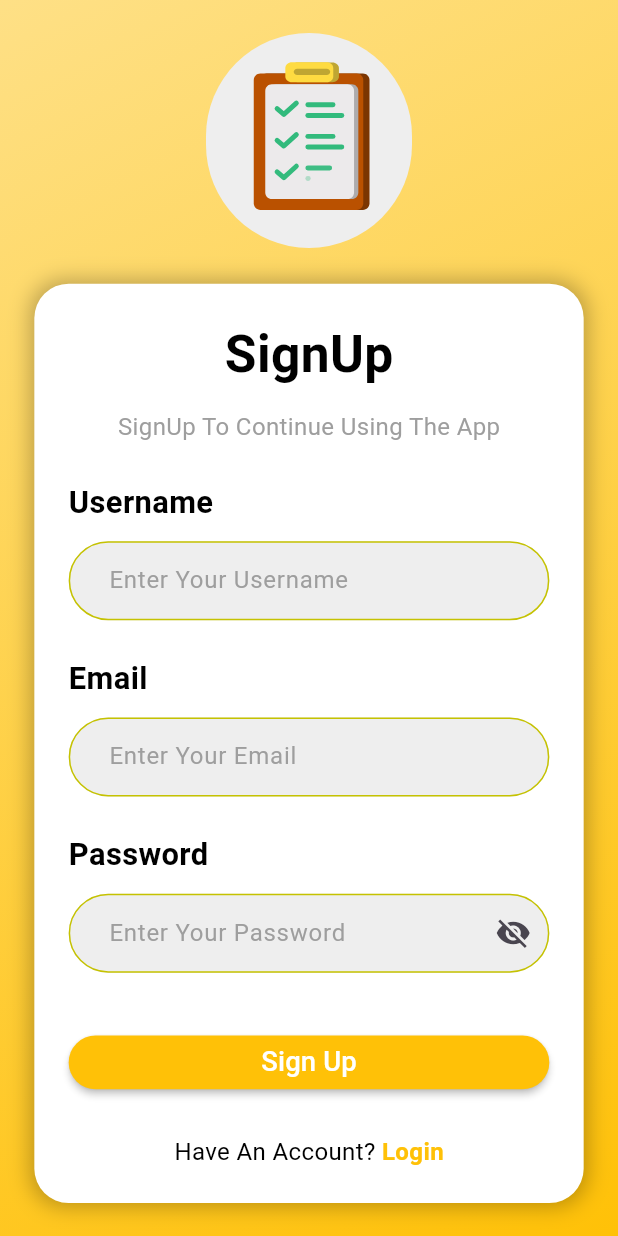
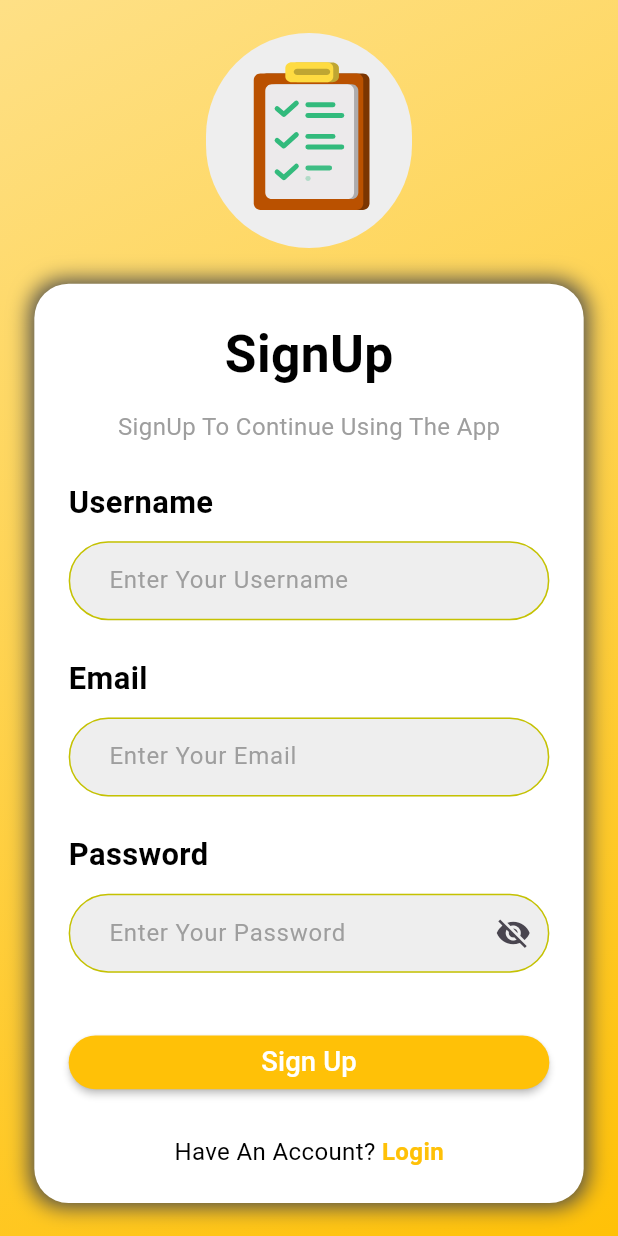
Before and after one commit to abdellahayoujil/flutter_firebase, a Flutter app: the SignUp screen opened by its route, on a phone screen of 412 x 824 dp. Run offline on Flutter 3.47's test engine with Material 3 defaults, Android fonts, the phone set to English and light mode, and no system bars; our stand-ins replace awesome_dialog, cloud_firestore, firebase_auth, firebase_core, flutter_screenutil, google_sign_in and 1 more; accounts and stored records are empty.

Commit message:
update designe ui

```diff
--- a/lib/Categoris/AddCategoris.dart
+++ b/lib/Categoris/AddCategoris.dart
@@ -1,7 +1,8 @@
+// ignore_for_file: file_names
+
 import 'package:cloud_firestore/cloud_firestore.dart';
 import 'package:firebase_auth/firebase_auth.dart';
 import 'package:firebase_flutter/components/custombuttonadd.dart';
-import 'package:firebase_flutter/components/custombuttonauth.dart';
 import 'package:firebase_flutter/components/customformfield.dart';
 import 'package:flutter/material.dart';
 
--- a/lib/Categoris/update.dart
+++ b/lib/Categoris/update.dart
@@ -1,6 +1,5 @@
 import 'package:cloud_firestore/cloud_firestore.dart';
 import 'package:firebase_flutter/components/custombuttonadd.dart';
-import 'package:firebase_flutter/components/custombuttonauth.dart';
 import 'package:firebase_flutter/components/customformfield.dart';
 import 'package:flutter/material.dart';
 
--- a/lib/auth/signup.dart
+++ b/lib/auth/signup.dart
@@ -27,7 +27,7 @@ class _SignUpState extends State<SignUp> {
       body: Container(
         decoration: const BoxDecoration(
           gradient: LinearGradient(
-            colors: [Color.fromARGB(255, 254, 224, 134), MyColors.myYellow],
+            colors: [MyColors.myYellowlight, MyColors.myYellow],
             begin: Alignment.topLeft,
             end: Alignment.bottomRight,
           ),
@@ -39,16 +39,16 @@ class _SignUpState extends State<SignUp> {
               child: Column(
                 mainAxisAlignment: MainAxisAlignment.center,
                 children: [
-                  CustomLogoAuth(),
+                  const CustomLogoAuth(),
                   SizedBox(height: 20.h),
                   Container(
                     padding: EdgeInsets.all(20.w),
                     decoration: BoxDecoration(
-                      color: Colors.white,
+                      color: MyColors.myWhite,
                       borderRadius: BorderRadius.circular(20.r),
                       boxShadow: [
                         BoxShadow(
-                          color: Colors.black26,
+                          color: MyColors.myblacklight,
                           blurRadius: 10.r,
                           spreadRadius: 2.r,
                         )
@@ -69,7 +69,7 @@ class _SignUpState extends State<SignUp> {
                           SizedBox(height: 10.h),
                           Center(
                             child: Text("SignUp To Continue Using The App",
-                                style: TextStyle(color: Colors.grey, fontSize: 14.sp)),
+                                style: TextStyle(color: MyColors.mygrey, fontSize: 14.sp)),
                           ),
                           SizedBox(height: 20.h),
                           Text("Username",
@@ -136,6 +136,7 @@ class _SignUpState extends State<SignUp> {
                                     password: password.text,
                                   );
                                   FirebaseAuth.instance.currentUser!.sendEmailVerification();
+                                  // ignore: use_build_context_synchronously
                                   Navigator.of(context).pushReplacementNamed("login");
                                 } on FirebaseAuthException catch (e) {
                                   String errorMessage;
@@ -147,6 +148,7 @@ class _SignUpState extends State<SignUp> {
                                     errorMessage = 'An unexpected error occurred: ${e.message}';
                                   }
                                   AwesomeDialog(
+                                    // ignore: use_build_context_synchronously
                                     context: context,
                                     dialogType: DialogType.error,
                                     animType: AnimType.rightSlide,
--- a/lib/components/CustomTextArea.dart
+++ b/lib/components/CustomTextArea.dart
@@ -37,7 +37,7 @@ class _CustomTextAreaState extends State<CustomTextArea> {
         cursorColor: MyColors.myYellowgrey,
         decoration: InputDecoration(
           hintText: widget.hinttext,
-          hintStyle: TextStyle(fontSize: 14.sp, color: Colors.grey),
+          hintStyle: TextStyle(fontSize: 14.sp, color: MyColors.mygrey),
           contentPadding: EdgeInsets.symmetric(
             vertical: 12.h,
             horizontal: 20.w,
--- a/lib/components/customformfield.dart
+++ b/lib/components/customformfield.dart
@@ -23,7 +23,7 @@ class CustomformfieldAdd extends StatelessWidget {
       cursorColor: MyColors.myYellowgrey,
         decoration: InputDecoration(
           hintText: hinttext,
-          hintStyle: TextStyle(fontSize: 14.sp, color: Colors.grey),
+          hintStyle: TextStyle(fontSize: 14.sp, color: MyColors.mygrey),
           contentPadding: EdgeInsets.symmetric(
             vertical: 12.h,
             horizontal: 20.w,
--- a/lib/components/textformfield.dart
+++ b/lib/components/textformfield.dart
@@ -19,6 +19,7 @@ class CustomTextForm extends StatefulWidget {
   });
 
   @override
+  // ignore: library_private_types_in_public_api
   _CustomTextFormState createState() => _CustomTextFormState();
 }
 
@@ -37,7 +38,7 @@ class _CustomTextFormState extends State<CustomTextForm> {
       selectionControls: MaterialTextSelectionControls(),
       decoration: InputDecoration(
         hintText: widget.hinttext,
-        hintStyle: TextStyle(fontSize: 14.sp, color: Colors.grey),
+        hintStyle: TextStyle(fontSize: 14.sp, color: MyColors.mygrey),
         contentPadding: EdgeInsets.symmetric(
           vertical: 12.h,
           horizontal: 20.w,
--- a/lib/constans.dart
+++ b/lib/constans.dart
@@ -2,8 +2,11 @@ import 'package:flutter/material.dart';
 
 class MyColors {
   static const Color myYellowgrey = Color.fromARGB(255, 197, 194, 1);
+  static const Color myYellowlight = Color.fromARGB(255, 254, 224, 134);
   static const Color myYellow = Color(0xffFFC107);
   static const Color myred = Color.fromARGB(255, 228, 34, 34);
   static const Color myWhite = Color.fromARGB(255, 255, 255, 255);
+  static const Color mygrey = Color.fromARGB(255, 158, 158, 158);
   static const Color myblack = Color.fromARGB(255, 0, 0, 0);
+  static const Color myblacklight = Color.fromARGB(255, 74, 74, 74);
 }
--- a/lib/main.dart
+++ b/lib/main.dart
@@ -25,7 +25,7 @@ class _MyAppState extends State<MyApp> {
   @override
   Widget build(BuildContext context) {
     return ScreenUtilInit(
-      designSize: const Size(360, 690), // Default design size
+      designSize: const Size(360, 690),
       minTextAdapt: true,
       splitScreenMode: true,
       builder: (_, child) {
--- a/lib/note/editnote.dart
+++ b/lib/note/editnote.dart
@@ -1,7 +1,6 @@
 import 'package:cloud_firestore/cloud_firestore.dart';
 import 'package:firebase_flutter/components/CustomTextArea.dart';
 import 'package:firebase_flutter/components/custombuttonadd.dart';
-import 'package:firebase_flutter/components/custombuttonauth.dart';
 import 'package:firebase_flutter/note/viewnote.dart';
 import 'package:flutter/material.dart';
 
--- a/lib/note/viewnote.dart
+++ b/lib/note/viewnote.dart
@@ -77,7 +77,7 @@ class _ViewpageState extends State<Viewpage> {
         child: isLoading
             ? const Center(
                 child: CircularProgressIndicator(
-                    color: MyColors.myYellow)) // Improved loading state
+                    color: MyColors.myYellow))
             : Padding(
                 padding: EdgeInsets.symmetric(horizontal: 12.w, vertical: 10.h),
                 child: GridView.builder(
@@ -120,7 +120,7 @@ class _ViewpageState extends State<Viewpage> {
                                 oldnote: data[index]['note'])));
                       },
                       child: Card(
-                        elevation: 5, // Add elevation for a modern look
+                        elevation: 5,
                         shape: RoundedRectangleBorder(
                           borderRadius: BorderRadius.circular(15.r),
                         ),
@@ -134,7 +134,7 @@ class _ViewpageState extends State<Viewpage> {
                                 style: TextStyle(
                                   fontSize: 16.sp,
                                   fontWeight: FontWeight.w500,
-                                  color: Colors.black87,
+                                  color: MyColors.myblack,
                                 ),
                                 maxLines: 4,
                                 overflow: TextOverflow.ellipsis,
```
Also changed, not shown: lib/auth/login.dart (+7 -4 lines), lib/homepage.dart (+9 -7 lines), 4 other files.
